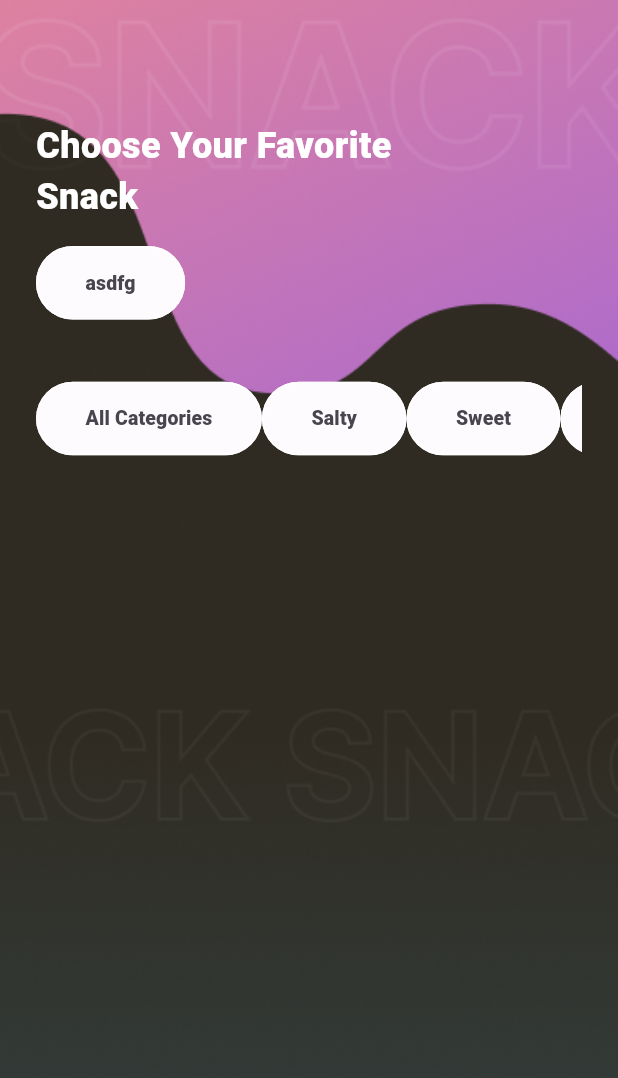
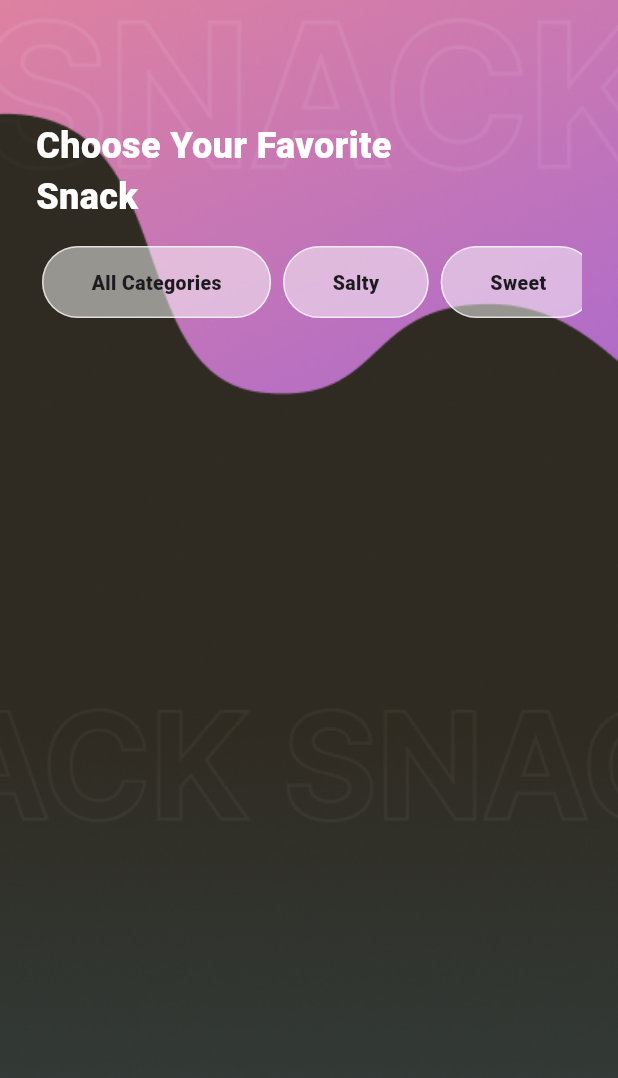
Before and after one commit to JLangbein/jp_app, a Flutter app: the SelectionScreen screen opened directly, on a phone screen of 412 x 824 dp. Shown: the top 1078 px of the screen. Run offline on Flutter 3.47's test engine with Material 3 defaults, Android fonts, the phone set to English and light mode, and no system bars; our stand-ins replace google_fonts, gradient_borders.

Commit message:
fucking around with the listView

```diff
--- a/lib/features/selection/presentation/selection_screen.dart
+++ b/lib/features/selection/presentation/selection_screen.dart
@@ -9,7 +9,7 @@ class SelectionScreen extends StatelessWidget {
   Widget build(BuildContext context) {
     return Scaffold(
       body: Stack(
-        fit: StackFit.expand,
+        //fit: StackFit.expand,
         children: [
           Container(
             decoration: BoxDecoration(
@@ -22,7 +22,8 @@ class SelectionScreen extends StatelessWidget {
           Padding(
             padding: EdgeInsetsGeometry.fromLTRB(24.0, 80.0, 24.0, 8.0),
             child: Column(
-              mainAxisSize: MainAxisSize.max,
+              //mainAxisSize: MainAxisSize.max,
+              mainAxisAlignment: MainAxisAlignment.start,
               crossAxisAlignment: CrossAxisAlignment.start,
               children: [
                 Text(
@@ -33,17 +34,17 @@ class SelectionScreen extends StatelessWidget {
                     color: Colors.white,
                   ),
                 ),
-                SizedBox(height: 16.0),
-                SnackChip(label: 'asdfg'),
+                // SizedBox(height: 16.0),
+                // SnackChip(label: 'Salty'),
                 SizedBox(height: 16.0),
                 SizedBox(
-                  height: 100.0,
+                  height: 48.0,
                   child: ListView(
-                    shrinkWrap: true,
+                    shrinkWrap: false,
                     scrollDirection: Axis.horizontal,
                     children: chipLabelList
-                        .map((label) => SnackChip(label: label))
-                        .toList(),
+                      .map((label) => SnackChip(label: label))
+                      .toList(),
                   ),
                 ),
               ],
--- a/lib/features/selection/presentation/snack_chip.dart
+++ b/lib/features/selection/presentation/snack_chip.dart
@@ -1,3 +1,5 @@
+import 'dart:math';
+
 import 'package:flutter/material.dart';
 
 class SnackChip extends StatelessWidget {
@@ -8,23 +10,19 @@ class SnackChip extends StatelessWidget {
 
   @override
   Widget build(BuildContext context) {
-    return Chip(
-      shape: StadiumBorder(side: BorderSide(color: Colors.white54)),
-      labelPadding: EdgeInsets.fromLTRB(24.0, 6.0, 24.0, 6.0),
-
-      color: WidgetStateColor.fromMap({
-        WidgetState.disabled: Colors.black26,
-        WidgetState.focused: Colors.white30,
-        WidgetState.hovered: Colors.white30,
-        WidgetState.selected: Colors.white70,
-        WidgetState.pressed: Colors.white24,
-        WidgetState.scrolledUnder: Colors.white24,
-        WidgetState.any: Color.fromRGBO(255, 255, 255, 0.5),
-        WidgetState.dragged: Colors.white24,
-        WidgetState.error: Colors.red,
-      }),
-      label: Text(label),
-      labelStyle: TextStyle(fontSize: 13.0, fontWeight: FontWeight.w800),
+    return Container(
+      //height: 3.0,
+      margin: EdgeInsets.symmetric(horizontal: 4.0),
+      decoration: BoxDecoration(
+        color: Color.fromRGBO(255, 255, 255, 0.5),
+        border: Border.all(color: Color.fromRGBO(255, 255, 255, 0.7)),
+        borderRadius: BorderRadius.circular(200.0),
+      ),
+      padding: EdgeInsets.fromLTRB(32.0, 14.0, 32.0, 14.0),
+      child: Text(
+        label,
+        style: TextStyle(fontSize: 13.0, fontWeight: FontWeight.w800),
+      ),
     );
   }
 }
```
